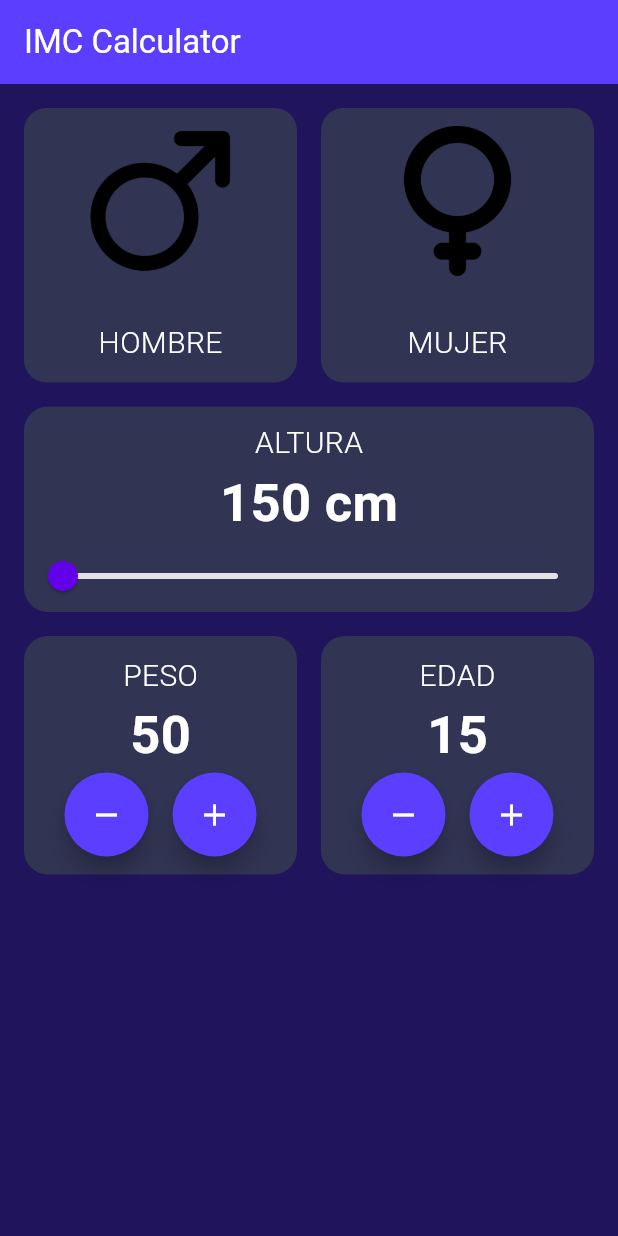
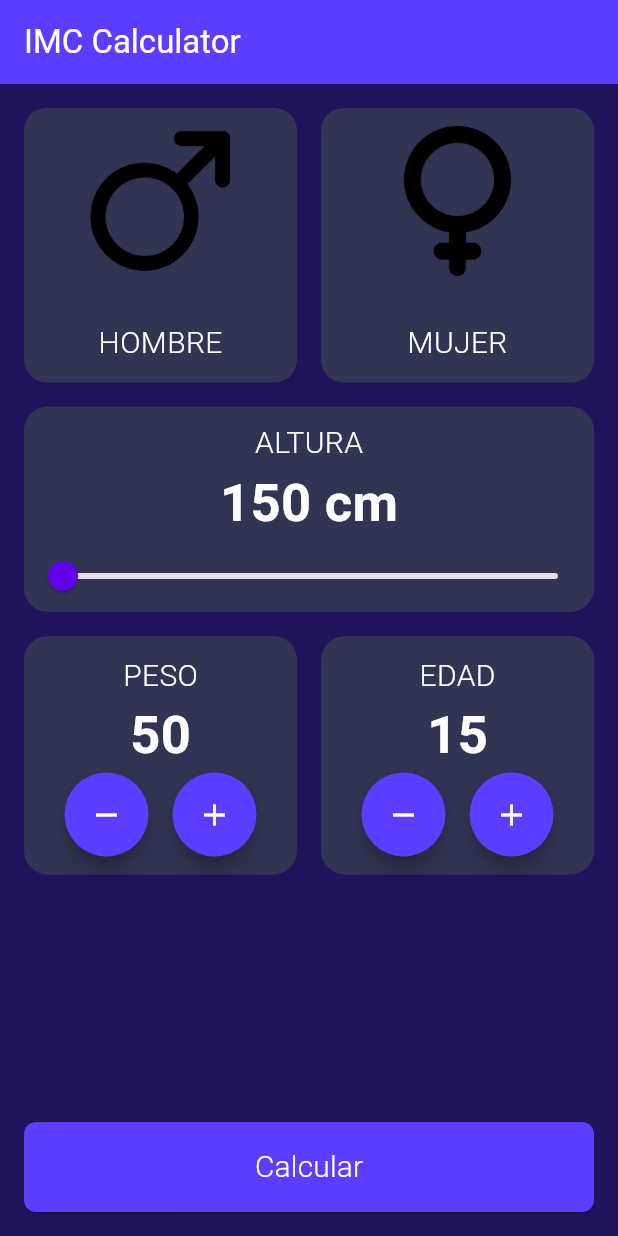
Before and after one commit to DanielGuzmanV/Proyecto-Flutter-IMCApp, a Flutter app: the screen it shows after launch, on a phone screen of 412 x 824 dp. Run offline on Flutter 3.47's test engine with Material 3 defaults, Android fonts, the phone set to English and light mode, and no system bars.

Commit message:
se agrego el boton para calcular

```diff
--- a/lib/presentation/screens/imc_home.dart
+++ b/lib/presentation/screens/imc_home.dart
@@ -2,6 +2,8 @@ import 'package:flutter/material.dart';
 import 'package:imc_app/components/gender_selector.dart';
 import 'package:imc_app/components/height_selector.dart';
 import 'package:imc_app/components/number_selector.dart';
+import 'package:imc_app/config/theme/app_theme.dart';
+import 'package:imc_app/config/theme/text_style.dart';
 
 class ImcHomeScreen extends StatefulWidget {
   const ImcHomeScreen({super.key});
@@ -17,18 +19,20 @@ class _ImcHomeScreenState extends State<ImcHomeScreen> {
 
   @override
   Widget build(BuildContext context) {
-    return ListView(
+    return Column(
       children: <Widget> [
 
         // Clases:
         const GenderSelector(),
         const HeightSelector(),
 
+        // widgets de edad y peso:
         Padding(
           padding: const EdgeInsets.all(16),
           child: Row(
             children: <Widget> [
 
+              // Clase para seleccionar el peso:
               Expanded(
                 child: NumberSelector(
                   title: 'PESO',
@@ -49,6 +53,7 @@ class _ImcHomeScreenState extends State<ImcHomeScreen> {
 
               const SizedBox(width: 16,),
 
+              // Clase para seleccionar la edad:
               Expanded(
                 child: NumberSelector(
                   title: 'EDAD',
@@ -66,10 +71,35 @@ class _ImcHomeScreenState extends State<ImcHomeScreen> {
                   },
                 )
               ),
-
             ],
           ),
         ),
+
+        const Spacer(),
+
+        // Clase para el boton de calcular:
+        Padding(
+          padding: const EdgeInsets.all(16),
+          child: SizedBox(
+            height: 60,
+            width: double.infinity,
+
+            child: ElevatedButton(
+              onPressed: () {},
+              style: ButtonStyle(
+                shape: WidgetStateProperty.all(
+                  RoundedRectangleBorder(borderRadius: BorderRadius.circular(8)),
+                ),
+                backgroundColor: WidgetStateProperty.all(ThemeColor.primary)
+              ),
+              child: const Text(
+                'Calcular',
+                style: ClaseTextStyles.bodyText,
+              )
+            ),
+          ),
+        ),
+
       ],
     );
   }
```
